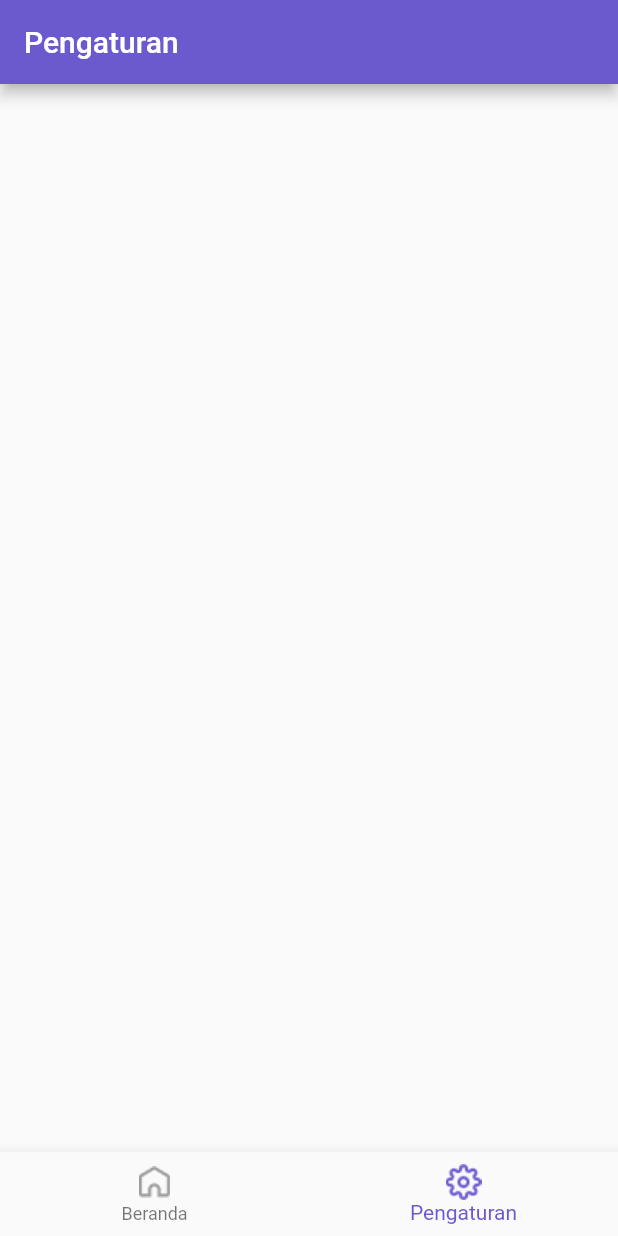
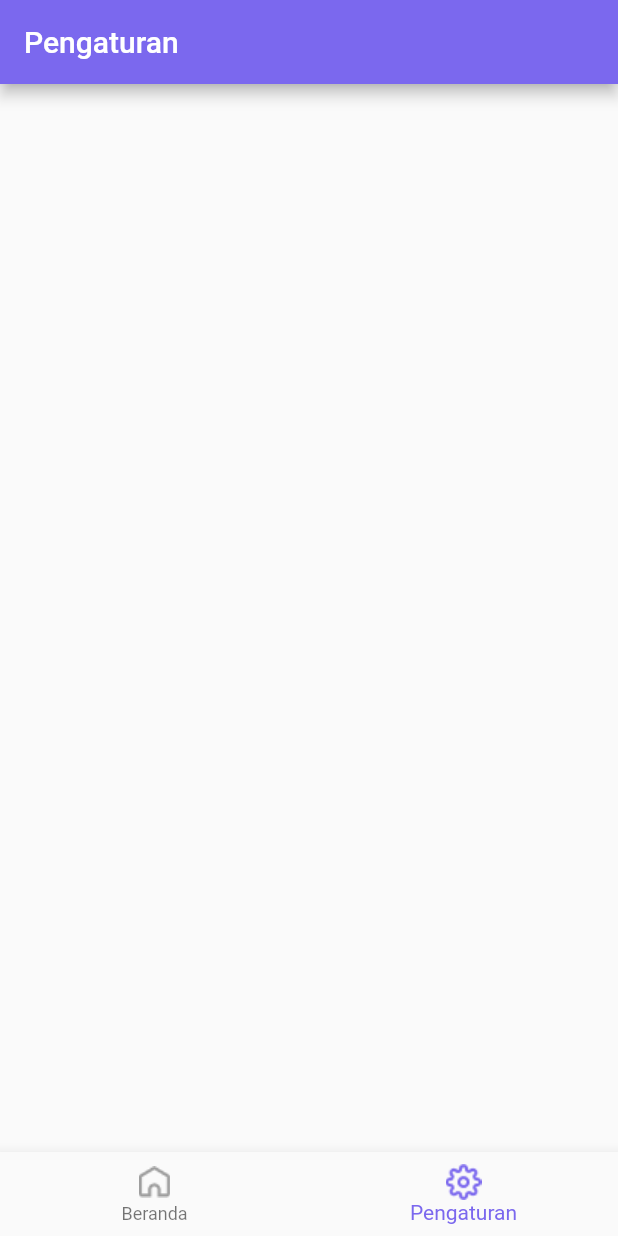
Before and after one commit to Lzyct/Pojok-Islam, a Flutter app: the screen it shows after launch, item 2 of the bottom bar chosen, on a phone screen of 412 x 824 dp. Run offline on Flutter 3.47's test engine with Material 2 defaults, Android fonts, the phone set to English and light mode, and no system bars.

Commit message:
Add color resources

```diff
--- a/lib/resources/colors.dart
+++ b/lib/resources/colors.dart
@@ -3,6 +3,22 @@ import 'package:flutter/painting.dart';
 
 class Pallette {
   static const MaterialColor colorPrimary = const MaterialColor(
+    0xff7b68ee,
+    const <int, Color>{
+      50: const Color(0xff7b68ee),
+      100: const Color(0xff7b68ee),
+      200: const Color(0xff7b68ee),
+      300: const Color(0xff7b68ee),
+      400: const Color(0xff7b68ee),
+      500: const Color(0xff7b68ee),
+      600: const Color(0xff7b68ee),
+      700: const Color(0xff7b68ee),
+      800: const Color(0xff7b68ee),
+      900: const Color(0xff7b68ee),
+    },
+  );
+
+  static const MaterialColor colorPrimaryDark = const MaterialColor(
     0xff6A5ACD,
     const <int, Color>{
       50: const Color(0xff6A5ACD),
@@ -18,5 +34,6 @@ class Pallette {
     },
   );
 
-  static const textPrimary = Color(0xff000000);
+  static const textPrimary = Color(0xff363636);
+  static const textDisable = Color(0xff909090);
 }
```
